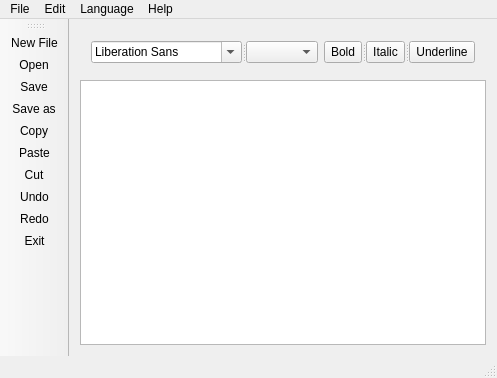
Qt form src/mainwindow.ui (ZeroDot1/Clevit) before a commit.
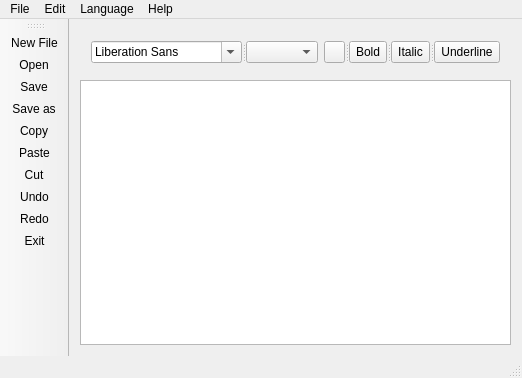
The same form after that commit. Icons and pictures are not drawn.

Commit message: Added Font color option

```diff
--- a/src/mainwindow.ui
+++ b/src/mainwindow.ui
@@ -62,6 +62,26 @@
          <property name="orientation">
           <enum>Qt::Horizontal</enum>
          </property>
+         <widget class="QPushButton" name="colorBtn">
+          <property name="sizePolicy">
+           <sizepolicy hsizetype="Fixed" vsizetype="Fixed">
+            <horstretch>0</horstretch>
+            <verstretch>0</verstretch>
+           </sizepolicy>
+          </property>
+          <property name="maximumSize">
+           <size>
+            <width>21</width>
+            <height>16777215</height>
+           </size>
+          </property>
+          <property name="toolTip">
+           <string>Font Color</string>
+          </property>
+          <property name="text">
+           <string/>
+          </property>
+         </widget>
          <widget class="QToolButton" name="boldBtn">
           <property name="toolTip">
            <string>Bold</string>
```
The commit also changes 2 other files.
